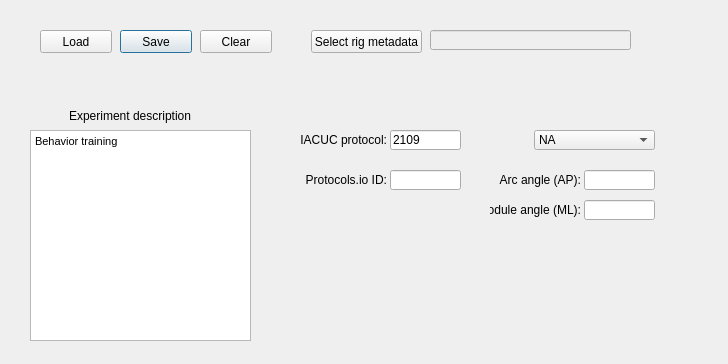
Before: the Qt Designer form src/foraging_gui/MetaData.ui in AllenNeuralDynamics/dynamic-foraging-task, drawn with Qt 5.
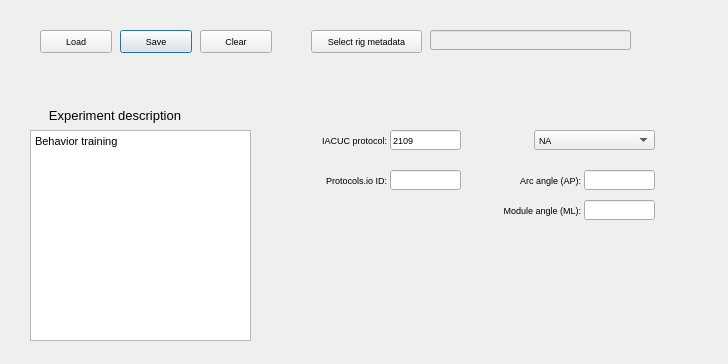
After: the same form once the commit is applied.

Commit message: Changing size of experiment description

The edit to the form file:
```diff
--- a/src/foraging_gui/MetaData.ui
+++ b/src/foraging_gui/MetaData.ui
@@ -10,6 +10,17 @@
     <height>364</height>
    </rect>
   </property>
+  <property name="minimumSize">
+   <size>
+    <width>0</width>
+    <height>0</height>
+   </size>
+  </property>
+  <property name="font">
+   <font>
+    <pointsize>7</pointsize>
+   </font>
+  </property>
   <property name="windowTitle">
    <string>Meta data collection</string>
   </property>
@@ -49,7 +60,7 @@
   <widget class="QLabel" name="label_3">
    <property name="geometry">
     <rect>
-     <x>50</x>
+     <x>40</x>
      <y>100</y>
      <width>141</width>
      <height>31</height>
@@ -61,6 +72,11 @@
      <verstretch>0</verstretch>
     </sizepolicy>
    </property>
+   <property name="font">
+    <font>
+     <pointsize>10</pointsize>
+    </font>
+   </property>
    <property name="text">
     <string>Experiment description</string>
    </property>
```
Left out of the diff: 5 changed lines with no effect on the pictures.
